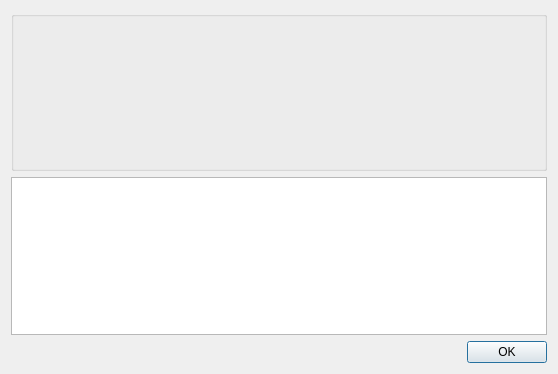
horsicq/FormatDialogs, file dialoghexsignature.ui: the form before one commit.
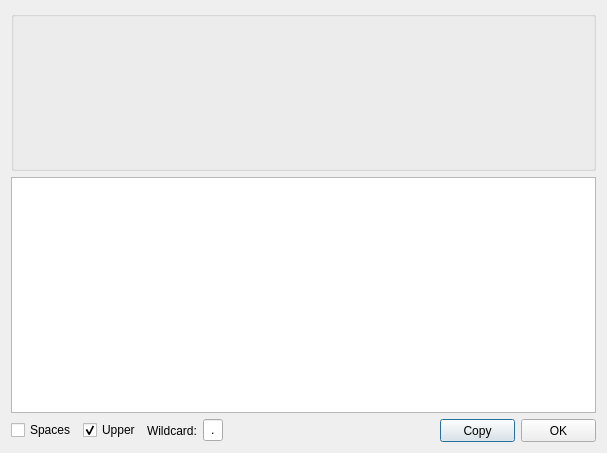
The form after the commit.

The edit to the form file:
```diff
--- a/dialoghexsignature.ui
+++ b/dialoghexsignature.ui
@@ -6,8 +6,8 @@
    <rect>
     <x>0</x>
     <y>0</y>
-    <width>558</width>
-    <height>374</height>
+    <width>607</width>
+    <height>453</height>
    </rect>
   </property>
   <property name="windowTitle">
@@ -117,7 +117,50 @@
    <item>
     <layout class="QHBoxLayout" name="horizontalLayout">
      <item>
-      <spacer name="horizontalSpacer">
+      <widget class="QCheckBox" name="checkBoxSpaces">
+       <property name="text">
+        <string>Spaces</string>
+       </property>
+      </widget>
+     </item>
+     <item>
+      <widget class="QCheckBox" name="checkBoxUpper">
+       <property name="text">
+        <string>Upper</string>
+       </property>
+       <property name="checked">
+        <bool>true</bool>
+       </property>
+      </widget>
+     </item>
+     <item>
+      <widget class="QLabel" name="labelWildcard">
+       <property name="text">
+        <string>Wildcard:</string>
+       </property>
+      </widget>
+     </item>
+     <item>
+      <widget class="QLineEdit" name="lineEditWildcard">
+       <property name="maximumSize">
+        <size>
+         <width>20</width>
+         <height>16777215</height>
+        </size>
+       </property>
+       <property name="text">
+        <string notr="true">.</string>
+       </property>
+       <property name="maxLength">
+        <number>1</number>
+       </property>
+       <property name="alignment">
+        <set>Qt::AlignCenter</set>
+       </property>
+      </widget>
+     </item>
+     <item>
+      <spacer name="horizontalSpacer_2">
        <property name="orientation">
         <enum>Qt::Horizontal</enum>
        </property>
@@ -130,7 +173,38 @@
       </spacer>
      </item>
      <item>
-      <widget class="QPushButton" name="pushButtonOK">
+      <widget class="QPushButton" name="pushButtonCopy">
+       <property name="minimumSize">
+        <size>
+         <width>75</width>
+         <height>23</height>
+        </size>
+       </property>
+       <property name="maximumSize">
+        <size>
+         <width>75</width>
+         <height>23</height>
+        </size>
+       </property>
+       <property name="text">
+        <string>Copy</string>
+       </property>
+      </widget>
+     </item>
+     <item>
+      <widget class="QPushButton" name="pushButtonClose">
+       <property name="minimumSize">
+        <size>
+         <width>75</width>
+         <height>23</height>
+        </size>
+       </property>
+       <property name="maximumSize">
+        <size>
+         <width>75</width>
+         <height>23</height>
+        </size>
+       </property>
        <property name="text">
         <string>OK</string>
        </property>
```
Left out of the diff: 8 changed lines with no effect on the pictures.
